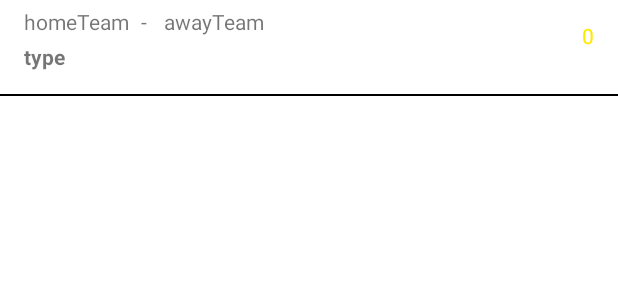
After one commit to Fiko99/InzBet, an Android app: the layout coupon.xml on its own in the app's theme, with its tools: preview values and no code run, on a phone screen of 412 x 824 dp. The commit adds this screen. Shown: the top 300 px of the screen. Run offline under Robolectric (Android 15) with nearby library versions, the phone set to English and light mode, and no system bars.

Commit message:
Added coupon

```diff
--- a/app/src/main/java/com/example/inzbet/RandomOddsGenerator.java
+++ b/app/src/main/java/com/example/inzbet/RandomOddsGenerator.java
@@ -52,9 +52,6 @@ public class RandomOddsGenerator {
     }
 
     private float generateRandomDrawOdd() {
-//        float MIN = (awayOdd < homeOdd ) ? awayOdd : homeOdd;
-//        float MAX = ( MIN == homeOdd ) ? awayOdd : homeOdd;
-//        return (MIN / MAX) + (MAX - MIN);
         float sum = homeOdd + awayOdd;
         if (sum >= 6.0f) {
             return (sum / 1.8f);
--- a/app/src/main/res/layout/activity_new_bet.xml
+++ b/app/src/main/res/layout/activity_new_bet.xml
@@ -18,7 +18,7 @@
         android:layout_marginTop="0dp">
 
         <androidx.recyclerview.widget.RecyclerView
-            android:id="@+id/recyclerView"
+            android:id="@+id/couponRV"
             android:layout_width="wrap_content"
             android:layout_height="wrap_content"
             app:layout_constraintBottom_toBottomOf="parent"
--- /dev/null
+++ b/app/src/main/res/layout/coupon.xml
@@ -0,0 +1,86 @@
+<?xml version="1.0" encoding="utf-8"?>
+<androidx.constraintlayout.widget.ConstraintLayout xmlns:android="http://schemas.android.com/apk/res/android"
+    xmlns:app="http://schemas.android.com/apk/res-auto"
+    android:layout_width="match_parent"
+    android:layout_height="wrap_content">
+
+    <TextView
+        android:id="@+id/c_away_team"
+        android:layout_width="wrap_content"
+        android:layout_height="wrap_content"
+        android:layout_marginEnd="236dp"
+        android:text="awayTeam"
+        android:layout_marginTop="4dp"
+        app:layout_constraintBottom_toBottomOf="parent"
+        app:layout_constraintEnd_toEndOf="parent"
+        app:layout_constraintTop_toTopOf="parent"
+        app:layout_constraintVertical_bias="0.022">
+
+    </TextView>
+
+    <TextView
+        android:id="@+id/c_home_team"
+        android:layout_width="wrap_content"
+        android:layout_height="wrap_content"
+        android:text="homeTeam"
+        android:layout_marginTop="4dp"
+        app:layout_constraintBottom_toBottomOf="parent"
+        app:layout_constraintEnd_toEndOf="parent"
+        app:layout_constraintHorizontal_bias="0.047"
+        app:layout_constraintStart_toStartOf="parent"
+        app:layout_constraintTop_toTopOf="parent"
+        app:layout_constraintVertical_bias="0.022">
+
+    </TextView>
+
+    <TextView
+        android:id="@+id/separator"
+        android:layout_width="wrap_content"
+        android:layout_height="wrap_content"
+        android:text="-"
+        android:layout_marginTop="4dp"
+        app:layout_constraintBottom_toBottomOf="parent"
+        app:layout_constraintEnd_toEndOf="parent"
+        app:layout_constraintHorizontal_bias="0.23"
+        app:layout_constraintStart_toStartOf="parent"
+        app:layout_constraintTop_toTopOf="parent"
+        app:layout_constraintVertical_bias="0.022" />
+
+    <TextView
+        android:id="@+id/type"
+        android:layout_width="wrap_content"
+        android:layout_height="wrap_content"
+        android:layout_marginTop="28dp"
+        android:text="type"
+        android:textStyle="bold"
+        app:layout_constraintEnd_toEndOf="parent"
+        app:layout_constraintHorizontal_bias="0.041"
+        app:layout_constraintStart_toStartOf="parent"
+        app:layout_constraintTop_toTopOf="parent" />
+
+    <TextView
+        android:id="@+id/c_odd"
+        android:layout_width="wrap_content"
+        android:layout_height="wrap_content"
+        android:text="0"
+        android:textColor="#ffe800"
+        app:layout_constraintBottom_toBottomOf="parent"
+        app:layout_constraintEnd_toEndOf="parent"
+        app:layout_constraintHorizontal_bias="0.929"
+        app:layout_constraintStart_toEndOf="@+id/c_away_team"
+        app:layout_constraintTop_toTopOf="parent"
+        app:layout_constraintVertical_bias="0.31" />
+
+    <View
+        android:layout_width="0dp"
+        android:layout_height="1dp"
+        android:background="@android:color/background_dark"
+        android:id="@+id/view"
+        android:layout_marginTop="15dp"
+        app:layout_constraintLeft_toLeftOf="parent"
+        app:layout_constraintRight_toRightOf="parent"
+        app:layout_constraintTop_toBottomOf="@+id/type"
+        />
+
+
+</androidx.constraintlayout.widget.ConstraintLayout>
```
Also changed, not shown: app/src/main/java/com/example/inzbet/CouponRecycleViewAdapter.java (added, +68 -0 lines), app/src/main/java/com/example/inzbet/NewBetActivity.java (+14 -0 lines), app/src/main/java/com/example/inzbet/fragments/MatchesFragment.java (+9 -9 lines), app/src/main/res/layout/bet_summary.xml (+7 -7 lines), app/src/main/res/layout/match_component.xml (indentation only).
